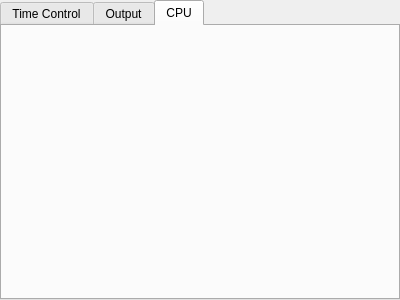
The window that GUIDialog/GUICalculateDialog/RunWidget.ui (eeaapp6/AppFlow-Agent) describes before a commit, drawn with Qt 5.
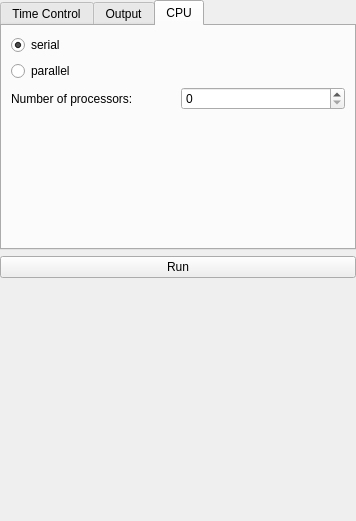
The same window after the commit. The open tabs and pages were chosen to show the change.

The edit to the form file:
```diff
--- a/GUIDialog/GUICalculateDialog/RunWidget.ui
+++ b/GUIDialog/GUICalculateDialog/RunWidget.ui
@@ -6,8 +6,8 @@
    <rect>
     <x>0</x>
     <y>0</y>
-    <width>400</width>
-    <height>300</height>
+    <width>356</width>
+    <height>521</height>
    </rect>
   </property>
   <property name="windowTitle">
@@ -45,9 +45,71 @@
       <attribute name="title">
        <string>CPU</string>
       </attribute>
+      <layout class="QGridLayout" name="gridLayout_2">
+       <item row="0" column="0" colspan="2">
+        <widget class="QRadioButton" name="radioButton_serial">
+         <property name="text">
+          <string>serial</string>
+         </property>
+         <property name="checked">
+          <bool>true</bool>
+         </property>
+        </widget>
+       </item>
+       <item row="1" column="0" colspan="2">
+        <widget class="QRadioButton" name="radioButton_parallel">
+         <property name="text">
+          <string>parallel</string>
+         </property>
+        </widget>
+       </item>
+       <item row="2" column="0">
+        <widget class="QLabel" name="label">
+         <property name="text">
+          <string>Number of processors:</string>
+         </property>
+        </widget>
+       </item>
+       <item row="2" column="1">
+        <widget class="QSpinBox" name="spinBox_NumOfPro"/>
+       </item>
+       <item row="3" column="1">
+        <spacer name="verticalSpacer_2">
+         <property name="orientation">
+          <enum>Qt::Vertical</enum>
+         </property>
+         <property name="sizeHint" stdset="0">
+          <size>
+           <width>20</width>
+           <height>127</height>
+          </size>
+         </property>
+        </spacer>
+       </item>
+      </layout>
      </widget>
     </widget>
    </item>
+   <item row="1" column="0">
+    <widget class="QPushButton" name="pushButton_Run">
+     <property name="text">
+      <string>Run</string>
+     </property>
+    </widget>
+   </item>
+   <item row="2" column="0">
+    <spacer name="verticalSpacer">
+     <property name="orientation">
+      <enum>Qt::Vertical</enum>
+     </property>
+     <property name="sizeHint" stdset="0">
+      <size>
+       <width>20</width>
+       <height>231</height>
+      </size>
+     </property>
+    </spacer>
+   </item>
   </layout>
  </widget>
  <resources/>
```
